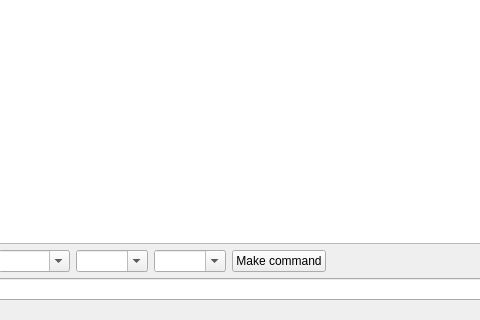
The window that console.ui (penguintutor/pyvlcb) describes before a commit, drawn with Qt 5; both pictures show x 263 to 743 and y 260 to 580 of the 1200 by 580 pixel window.
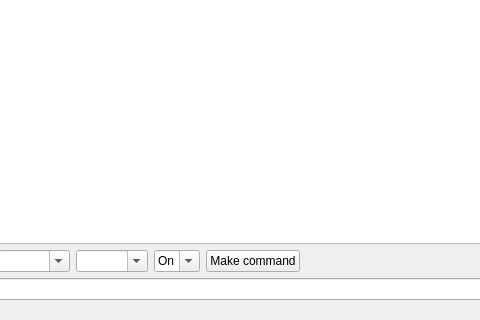
The same window after the commit.

Commit message: Add accessory control to console window

```diff
--- a/console.ui
+++ b/console.ui
@@ -134,6 +134,16 @@
           <property name="editable">
            <bool>true</bool>
           </property>
+          <item>
+           <property name="text">
+            <string>On</string>
+           </property>
+          </item>
+          <item>
+           <property name="text">
+            <string>Off</string>
+           </property>
+          </item>
          </widget>
         </item>
         <item>
```
Left out of the diff: 7 changed lines with no effect on the pictures. The commit also changes 1 other file.
